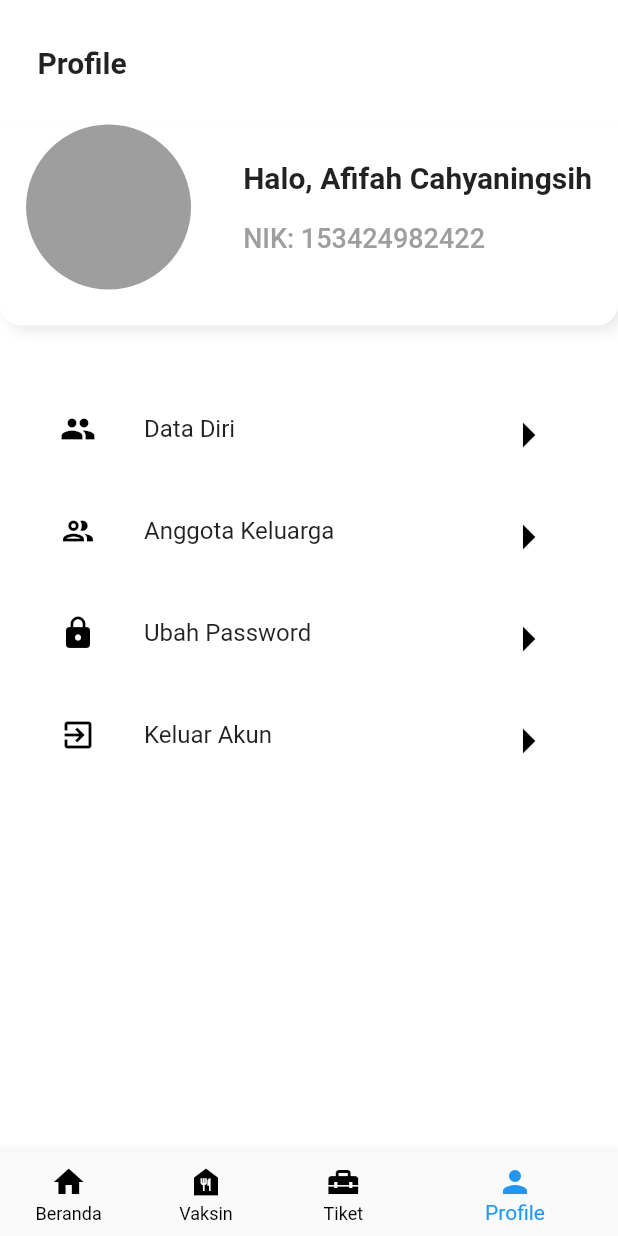
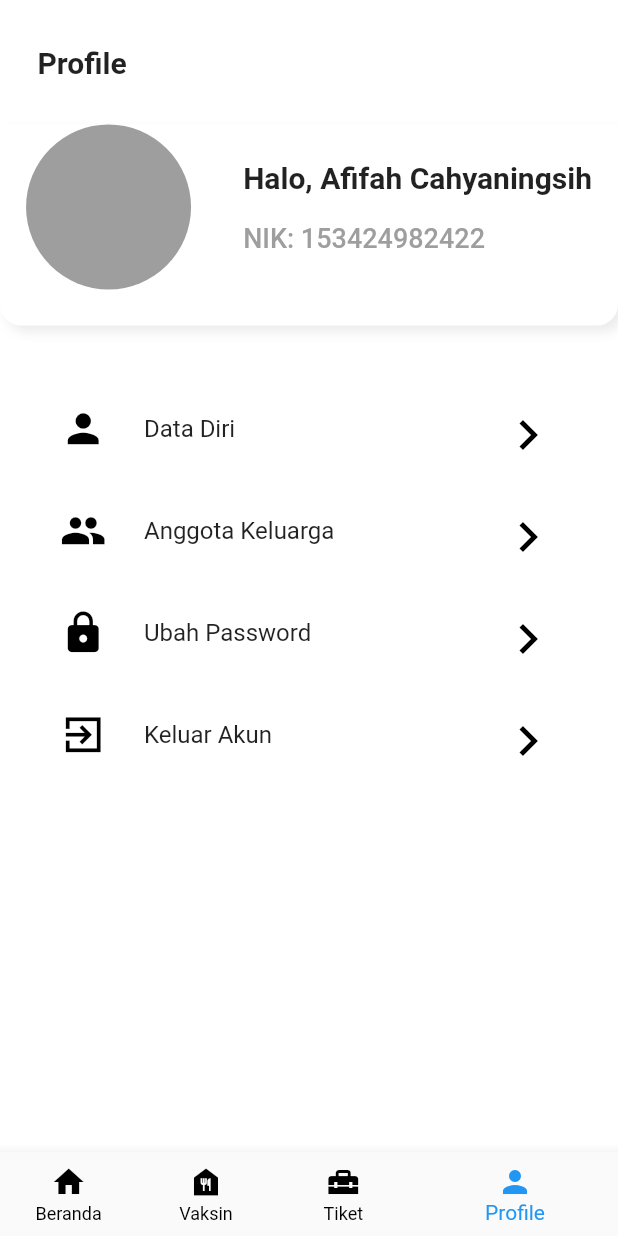
Before and after one commit to capstone-vaccine-book-17/VaccineBooking-MB, a Flutter app: the screen it shows after launch, item 4 of the bottom bar chosen, on a phone screen of 412 x 824 dp. Run offline on Flutter 3.47's test engine with Material 2 defaults, Android fonts, the phone set to English and light mode, and no system bars.

```diff
--- a/lib/features/profile/index_profile.dart
+++ b/lib/features/profile/index_profile.dart
@@ -71,7 +71,7 @@ class IndexProfile extends StatelessWidget {
               ),
               const SizedBox(height: 35),
               ListMenu(
-                icon: Icons.people,
+                icon: Icons.person,
                 name: 'Data Diri',
                 func: (() {
                   print('data diri ter click');
@@ -82,7 +82,7 @@ class IndexProfile extends StatelessWidget {
                 }),
               ),
               ListMenu(
-                icon: Icons.people_outline_outlined,
+                icon: Icons.people_sharp,
                 name: 'Anggota Keluarga',
                 func: (() {
                   print('Anggota Keluarga ter click');
@@ -104,7 +104,7 @@ class IndexProfile extends StatelessWidget {
                 }),
               ),
               ListMenu(
-                icon: Icons.exit_to_app,
+                icon: Icons.exit_to_app_sharp,
                 name: 'Keluar Akun',
                 func: (() {
                   print('Keluar Akun ter click');
--- a/lib/features/profile/list_menu.dart
+++ b/lib/features/profile/list_menu.dart
@@ -1,4 +1,3 @@
-
 import 'package:flutter/material.dart';
 
 class ListMenu extends StatelessWidget {
@@ -20,12 +19,13 @@ class ListMenu extends StatelessWidget {
         leading: Icon(
           icon,
           color: Colors.black,
+          size: 31,
         ),
         title: Text(name),
         trailing: IconButton(
           onPressed: func,
           icon: const Icon(
-            Icons.arrow_right,
+            Icons.keyboard_arrow_right,
             color: Colors.black,
             size: 40,
           ),
```
Also changed, not shown: lib/features/profile/detail_family_group.dart (+11 -11 lines), lib/features/profile/family_group.dart (+6 -6 lines).
